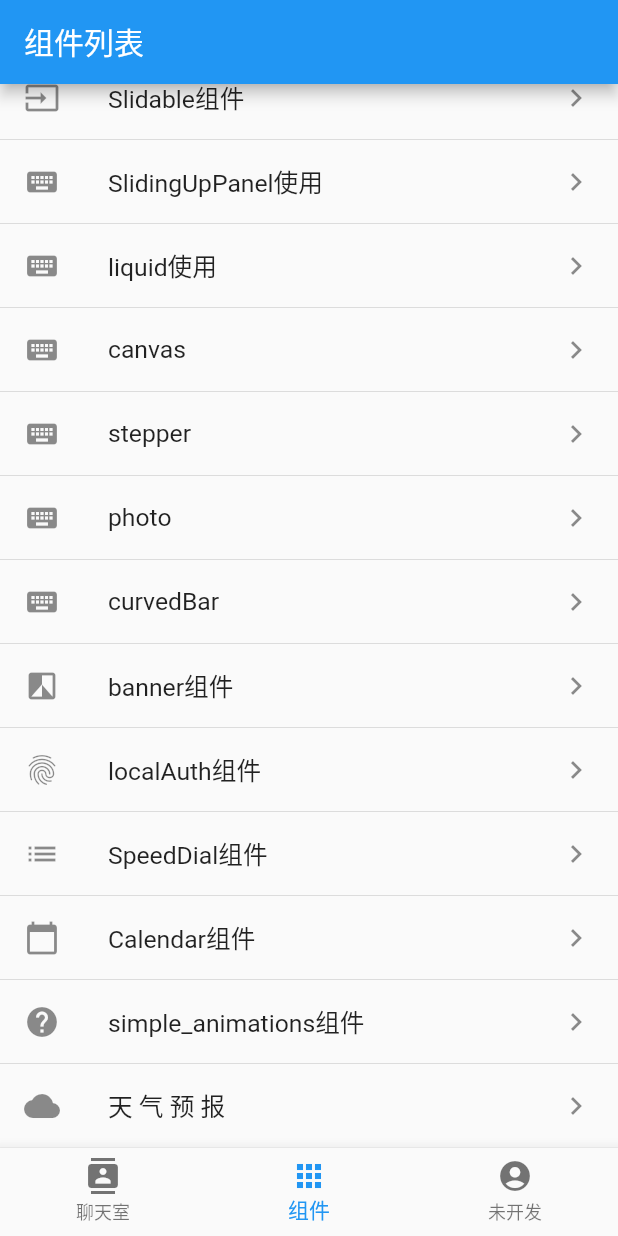
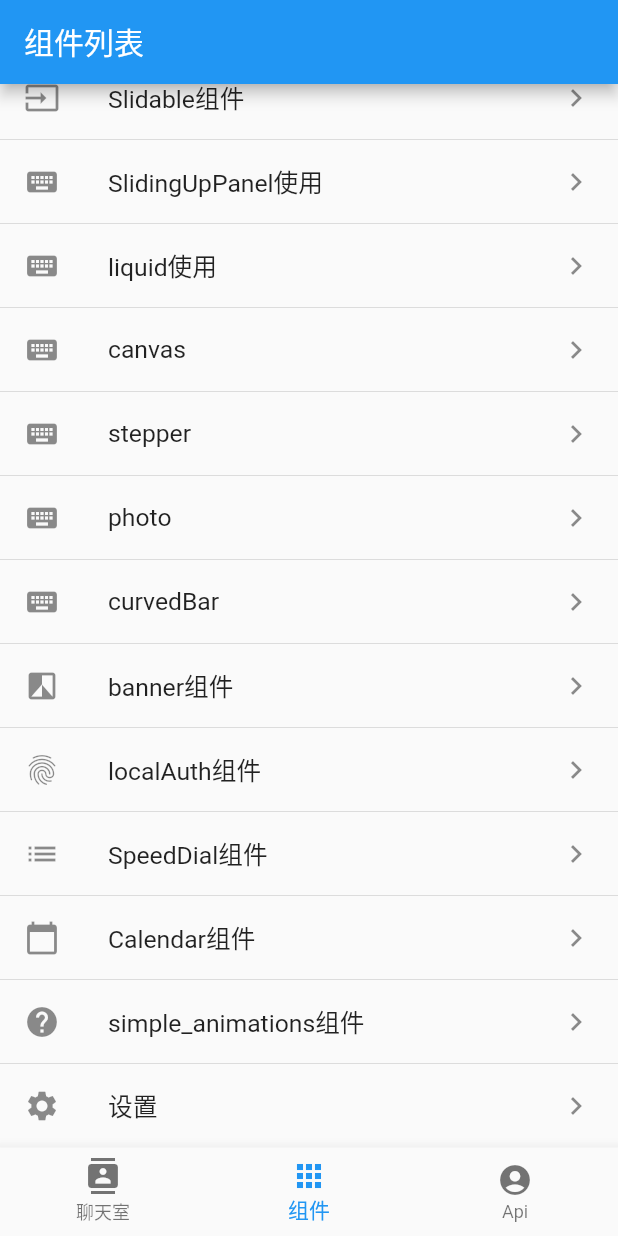
Before and after one commit to Yosuke-li/flutter_text, a Flutter app: the screen it shows after launch, item 2 of the bottom bar chosen, scrolled down 859 dp, on a phone screen of 412 x 824 dp. Run offline on Flutter 3.47's test engine with Material 2 defaults, Android fonts, the phone set to English and light mode, and no system bars; our stand-ins replace curved_navigation_bar, dio, event_bus, firebase_analytics, firebase_auth, firebase_core and 14 more; missing offline and left inert: agora_rtc_engine, common_utils, drag_list, orientation; accounts and stored records are empty.

Commit message:
1.U 翻译基本功能实现（预留功能：切换语言和样式调整）

```diff
--- a/lib/api/weather.dart
+++ b/lib/api/weather.dart
@@ -55,6 +55,7 @@ class WeatherApi {
     }
   }
 
+  //搜索城市
   Future searchCity(String keyword) async {
     String url = "https://search.heweather.net/find";
     try {
--- a/lib/main.dart
+++ b/lib/main.dart
@@ -13,6 +13,7 @@ import 'package:flutter_text/assembly_pack/photo.dart';
 import 'package:flutter_text/assembly_pack/slidable.dart';
 import 'package:flutter_text/assembly_pack/sliding_up_panel.dart';
 import 'package:flutter_text/assembly_pack/speed_dial.dart';
+import 'package:flutter_text/assembly_pack/translate/translate_page.dart';
 import 'package:flutter_text/assembly_pack/video_chat/check_room_id.dart';
 import 'package:flutter_text/assembly_pack/video_player/play_local_video.dart';
 import 'package:flutter_text/assembly_pack/weather/real_time_page.dart';
@@ -569,21 +570,6 @@ class TabBarDemoful extends State<TabBarDemo>
                 },
               ),
               ListTile(
-                leading: Icon(Icons.cloud),
-                title: Text(
-                  '天 气 预 报',
-                  style: TextStyle(
-                    fontSize: screenUtil.setSp(40),
-                  ),
-                ),
-                trailing: Icon(Icons.keyboard_arrow_right),
-                onTap: () {
-                  Navigator.of(context).push(
-                    MaterialPageRoute(builder: (context) => RealTimePage()),
-                  );
-                },
-              ),
-              ListTile(
                 leading: Icon(Icons.settings),
                 title: Text(
                   '设置',
@@ -600,11 +586,40 @@ class TabBarDemoful extends State<TabBarDemo>
               ),
             ]).toList()),
           ),
-          Container(
-            child: Center(
-              child: Text("待续"),
-            ),
-          )
+          ListView(
+            children: <Widget>[
+              ListTile(
+                leading: Icon(Icons.chat),
+                title: Text(
+                  '翻译--',
+                  style: TextStyle(
+                    fontSize: screenUtil.setSp(40),
+                  ),
+                ),
+                trailing: Icon(Icons.keyboard_arrow_right),
+                onTap: () {
+                  Navigator.of(context).push(
+                    MaterialPageRoute(builder: (context) => translatePage()),
+                  );
+                },
+              ),
+              ListTile(
+                leading: Icon(Icons.cloud),
+                title: Text(
+                  '天 气 预 报',
+                  style: TextStyle(
+                    fontSize: screenUtil.setSp(40),
+                  ),
+                ),
+                trailing: Icon(Icons.keyboard_arrow_right),
+                onTap: () {
+                  Navigator.of(context).push(
+                    MaterialPageRoute(builder: (context) => RealTimePage()),
+                  );
+                },
+              ),
+            ],
+          ),
         ],
       ),
       bottomNavigationBar: BottomNavigationBar(
@@ -613,7 +628,7 @@ class TabBarDemoful extends State<TabBarDemo>
               icon: Icon(Icons.contacts), title: Text('聊天室')),
           BottomNavigationBarItem(icon: Icon(Icons.apps), title: Text('组件')),
           BottomNavigationBarItem(
-              icon: Icon(Icons.account_circle), title: Text('未开发')),
+              icon: Icon(Icons.account_circle), title: Text('Api')),
         ],
         currentIndex: currentIndex,
         onTap: (index) {
```
Also changed, not shown: lib/api/translate.dart (added, +23 -0 lines), lib/assembly_pack/translate/translate_page.dart (added, +62 -0 lines), lib/model/translate.dart (added, +20 -0 lines).
